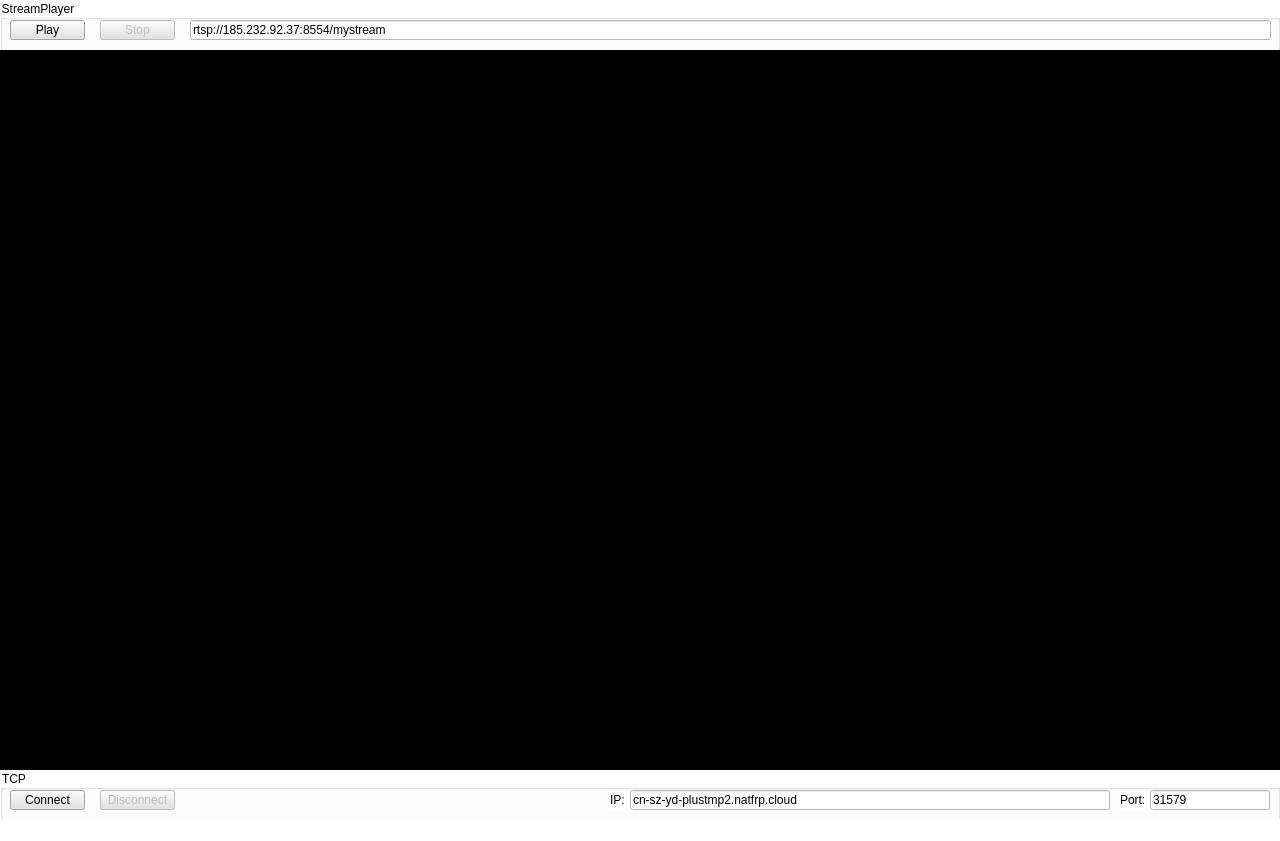
First picture: the form in gui_core.ui, repository wilsonshaw/StreamPlayer, before the edit.
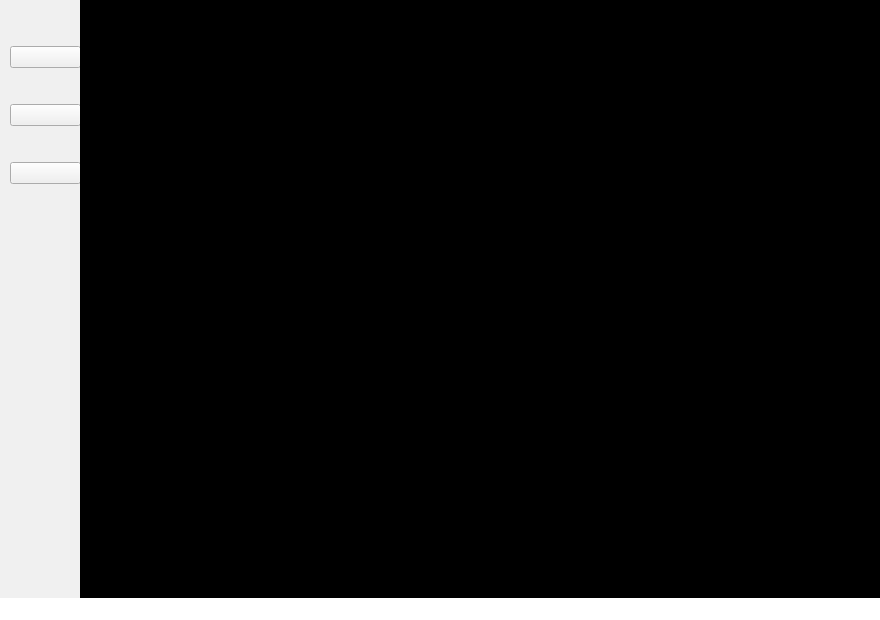
Second picture: the form after the edit. Icons and pictures are not drawn.

Commit message: beta-0.9.4 commit： - 在beta-0.9.3的基础上，更改了UI布局

The edit to the form file:
```diff
--- a/gui_core.ui
+++ b/gui_core.ui
@@ -6,8 +6,8 @@
    <rect>
     <x>0</x>
     <y>0</y>
-    <width>1280</width>
-    <height>841</height>
+    <width>880</width>
+    <height>620</height>
    </rect>
   </property>
   <property name="windowTitle">
@@ -20,191 +20,132 @@
    <enum>Qt::ToolButtonStyle::ToolButtonIconOnly</enum>
   </property>
   <widget class="QWidget" name="centralwidget">
-   <widget class="QGroupBox" name="groupBoxStreamPlayer">
+   <widget class="QWidget" name="widget" native="true">
     <property name="geometry">
      <rect>
       <x>0</x>
       <y>0</y>
-      <width>1280</width>
-      <height>771</height>
+      <width>81</width>
+      <height>601</height>
      </rect>
     </property>
-    <property name="title">
-     <string>StreamPlayer</string>
+    <property name="styleSheet">
+     <string notr="true">background-color: rgb(240, 240, 240);</string>
     </property>
-    <widget class="QFrame" name="frameVideo">
-     <property name="geometry">
-      <rect>
-       <x>0</x>
-       <y>50</y>
-       <width>1280</width>
-       <height>720</height>
-      </rect>
-     </property>
-     <property name="styleSheet">
-      <string notr="true">background-color: rgb(0, 0, 0);</string>
-     </property>
-     <property name="frameShape">
-      <enum>QFrame::Shape::NoFrame</enum>
-     </property>
-     <property name="frameShadow">
-      <enum>QFrame::Shadow::Raised</enum>
-     </property>
-    </widget>
-    <widget class="QLineEdit" name="lineEditRtspUrl">
-     <property name="geometry">
-      <rect>
-       <x>190</x>
-       <y>20</y>
-       <width>1081</width>
-       <height>20</height>
-      </rect>
-     </property>
-     <property name="text">
-      <string>rtsp://185.232.92.37:8554/mystream</string>
-     </property>
-    </widget>
-    <widget class="QPushButton" name="pushButtonPlay">
-     <property name="enabled">
-      <bool>true</bool>
-     </property>
+    <widget class="QWidget" name="widget_2" native="true">
      <property name="geometry">
       <rect>
        <x>10</x>
-       <y>20</y>
-       <width>75</width>
-       <height>20</height>
+       <y>10</y>
+       <width>71</width>
+       <height>211</height>
       </rect>
      </property>
-     <property name="styleSheet">
-      <string notr="true">background-color: rgb(227, 227, 227);</string>
-     </property>
-     <property name="text">
-      <string>Play</string>
-     </property>
-    </widget>
-    <widget class="QPushButton" name="pushButtonStop">
-     <property name="enabled">
-      <bool>false</bool>
-     </property>
-     <property name="geometry">
-      <rect>
-       <x>100</x>
-       <y>20</y>
-       <width>75</width>
-       <height>20</height>
-      </rect>
-     </property>
-     <property name="styleSheet">
-      <string notr="true">background-color: rgb(227, 227, 227);</string>
-     </property>
-     <property name="text">
-      <string>Stop</string>
-     </property>
+     <widget class="QWidget" name="verticalLayoutWidget">
+      <property name="geometry">
+       <rect>
+        <x>0</x>
+        <y>0</y>
+        <width>71</width>
+        <height>211</height>
+       </rect>
+      </property>
+      <layout class="QVBoxLayout" name="verticalLayout">
+       <property name="spacing">
+        <number>0</number>
+       </property>
+       <property name="sizeConstraint">
+        <enum>QLayout::SizeConstraint::SetDefaultConstraint</enum>
+       </property>
+       <item>
+        <widget class="QPushButton" name="pushButton">
+         <property name="sizeIncrement">
+          <size>
+           <width>0</width>
+           <height>0</height>
+          </size>
+         </property>
+         <property name="cursor">
+          <cursorShape>ArrowCursor</cursorShape>
+         </property>
+         <property name="styleSheet">
+          <string notr="true"/>
+         </property>
+         <property name="text">
+          <string/>
+         </property>
+         <property name="icon">
+          <iconset resource="img/img.qrc">
+           <normaloff>:/img/radius.png</normaloff>
+           <activeon>:/img/radius.png</activeon>:/img/radius.png</iconset>
+         </property>
+         <property name="iconSize">
+          <size>
+           <width>50</width>
+           <height>70</height>
+          </size>
+         </property>
+         <property name="shortcut">
+          <string>W</string>
+         </property>
+        </widget>
+       </item>
+       <item>
+        <widget class="QPushButton" name="pushButton_3">
+         <property name="text">
+          <string/>
+         </property>
+         <property name="icon">
+          <iconset resource="img/img.qrc">
+           <normaloff>:/img/connect.png</normaloff>:/img/connect.png</iconset>
+         </property>
+         <property name="iconSize">
+          <size>
+           <width>50</width>
+           <height>70</height>
+          </size>
+         </property>
+        </widget>
+       </item>
+       <item>
+        <widget class="QPushButton" name="pushButton_2">
+         <property name="text">
+          <string/>
+         </property>
+         <property name="icon">
+          <iconset resource="img/img.qrc">
+           <normaloff>:/img/menu.png</normaloff>:/img/menu.png</iconset>
+         </property>
+         <property name="iconSize">
+          <size>
+           <width>50</width>
+           <height>70</height>
+          </size>
+         </property>
+        </widget>
+       </item>
+      </layout>
+     </widget>
     </widget>
    </widget>
-   <widget class="QGroupBox" name="groupBoxTCP">
+   <widget class="QFrame" name="frameVideo">
     <property name="geometry">
      <rect>
-      <x>0</x>
-      <y>770</y>
-      <width>1280</width>
-      <height>51</height>
+      <x>80</x>
+      <y>0</y>
+      <width>800</width>
+      <height>600</height>
      </rect>
     </property>
-    <property name="title">
-     <string>TCP</string>
+    <property name="styleSheet">
+     <string notr="true">background-color: rgb(0, 0, 0);</string>
     </property>
-    <widget class="QLineEdit" name="lineEditIP">
-     <property name="geometry">
-      <rect>
-       <x>630</x>
-       <y>20</y>
-       <width>480</width>
-       <height>20</height>
-      </rect>
-     </property>
-     <property name="text">
-      <string>cn-sz-yd-plustmp2.natfrp.cloud</string>
-     </property>
-    </widget>
-    <widget class="QLineEdit" name="lineEditPort">
-     <property name="geometry">
-      <rect>
-       <x>1150</x>
-       <y>20</y>
-       <width>120</width>
-       <height>20</height>
-      </rect>
-     </property>
-     <property name="text">
-      <string>31579</string>
-     </property>
-    </widget>
-    <widget class="QLabel" name="labelIP">
-     <property name="geometry">
-      <rect>
-       <x>610</x>
-       <y>20</y>
-       <width>20</width>
-       <height>20</height>
-      </rect>
-     </property>
-     <property name="text">
-      <string>IP:</string>
-     </property>
-    </widget>
-    <widget class="QLabel" name="labePort">
-     <property name="geometry">
-      <rect>
-       <x>1120</x>
-       <y>20</y>
-       <width>30</width>
-       <height>20</height>
-      </rect>
-     </property>
-     <property name="text">
-      <string>Port:</string>
-     </property>
-    </widget>
-    <widget class="QPushButton" name="pushButtonConnect">
-     <property name="enabled">
-      <bool>true</bool>
-     </property>
-     <property name="geometry">
-      <rect>
-       <x>10</x>
-       <y>20</y>
-       <width>75</width>
-       <height>20</height>
-      </rect>
-     </property>
-     <property name="styleSheet">
-      <string notr="true">background-color: rgb(227, 227, 227);</string>
-     </property>
-     <property name="text">
-      <string>Connect</string>
-     </property>
-    </widget>
-    <widget class="QPushButton" name="pushButtonDisconnect">
-     <property name="enabled">
-      <bool>false</bool>
-     </property>
-     <property name="geometry">
-      <rect>
-       <x>100</x>
-       <y>20</y>
-       <width>75</width>
-       <height>20</height>
-      </rect>
-     </property>
-     <property name="styleSheet">
-      <string notr="true">background-color: rgb(227, 227, 227);</string>
-     </property>
-     <property name="text">
-      <string>Disconnect</string>
-     </property>
-    </widget>
+    <property name="frameShape">
+     <enum>QFrame::Shape::NoFrame</enum>
+    </property>
+    <property name="frameShadow">
+     <enum>QFrame::Shadow::Raised</enum>
+    </property>
    </widget>
   </widget>
   <widget class="QStatusBar" name="statusbar"/>
```
Left out of the diff: 4 changed lines with no effect on the pictures. The commit also changes 6 other files.
